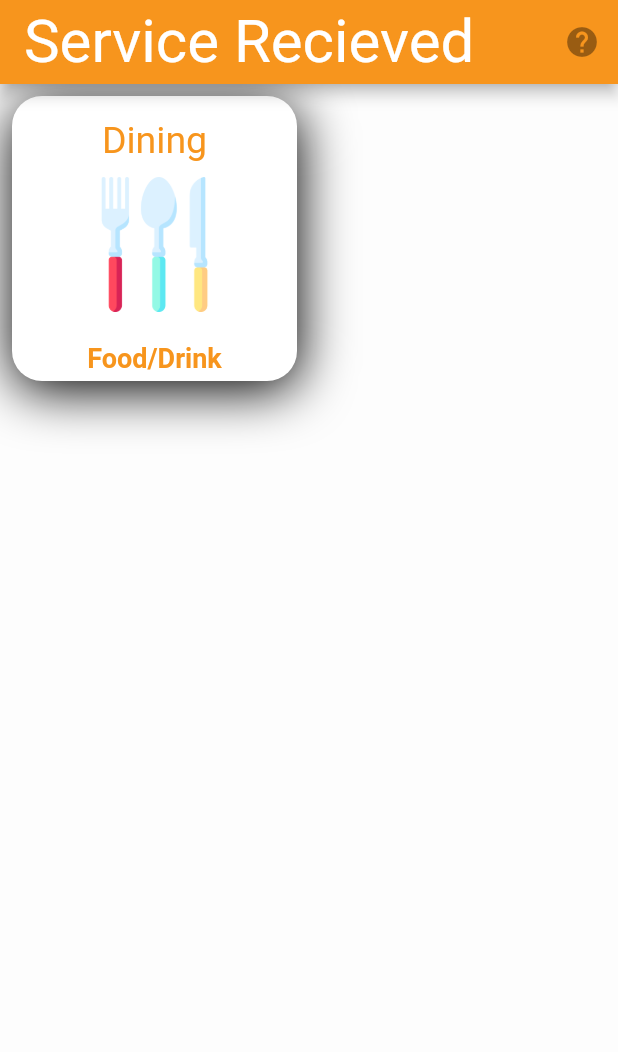
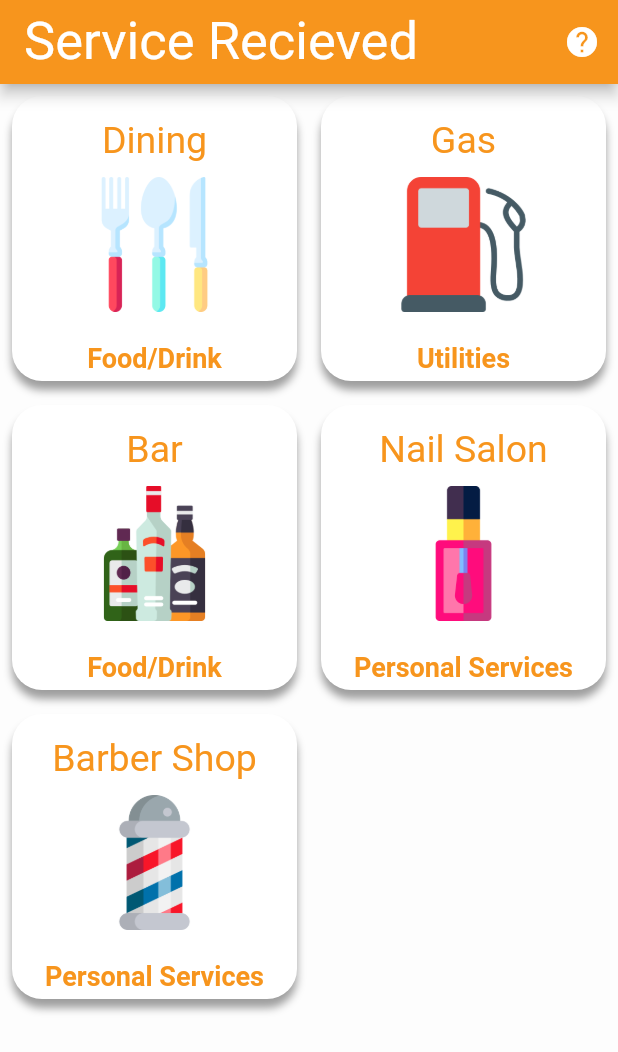
Before and after one commit to GrantComm/ToTip, a Flutter app: the screen it shows after launch, on a phone screen of 412 x 824 dp. Shown: the top 1052 px of the screen. Run offline on Flutter 3.47's test engine with Material 2 defaults, Android fonts, the phone set to English and light mode, and no system bars.

Commit message:
finished static categories for services

```diff
--- /dev/null
+++ b/lib/classes/Transaction.dart
@@ -0,0 +1,6 @@
+class Transaction {
+  double cost;
+  String location;
+  String service;
+  Transaction(cost, location, service);
+}
--- a/lib/main.dart
+++ b/lib/main.dart
@@ -16,7 +16,7 @@ class BigTip extends StatelessWidget {
           primarySwatch: tangerine,
           accentColor: Colors.white,
           textTheme: TextTheme(
-              headline5: TextStyle(fontSize: 40, color: Colors.white),
+              headline5: TextStyle(fontSize: 35, color: Colors.white),
               headline3: TextStyle(fontSize: 45, color: tangerine),
               headline2: TextStyle(fontSize: 25, color: tangerine),
               headline1: TextStyle(
--- a/lib/screens/Home.dart
+++ b/lib/screens/Home.dart
@@ -12,7 +12,12 @@ class _HomeState extends State<Home> {
   @override
   Widget build(BuildContext context) {
     return Scaffold(
-      appBar: TopBar(title: "Service Recieved", icon: Icon(Icons.help)),
+      appBar: TopBar(
+          title: "Service Recieved",
+          icon: Icon(
+            Icons.help,
+            color: Colors.white,
+          )),
       body: Container(
         color: Colors.white60,
         child: ServiceSelector(),
--- a/lib/widgets/ServiceCard.dart
+++ b/lib/widgets/ServiceCard.dart
@@ -12,9 +12,9 @@ class ServiceCard extends StatelessWidget {
           color: Colors.white,
           boxShadow: <BoxShadow>[
             BoxShadow(
-              color: Colors.black,
-              offset: Offset(1.0, 6.0),
-              blurRadius: 30.0,
+              color: Colors.grey,
+              offset: Offset(0.0, 6.0),
+              blurRadius: 4.0,
             ),
           ],
           borderRadius: BorderRadius.all(Radius.circular(20))),
--- a/lib/widgets/ServiceSelector.dart
+++ b/lib/widgets/ServiceSelector.dart
@@ -1,5 +1,7 @@
 import 'package:flutter/material.dart';
 import 'package:big_tip_app/widgets/ServiceCard.dart';
+import 'package:big_tip_app/classes/Transaction.dart';
+import 'package:big_tip_app/screens/Calculator.dart';
 
 class ServiceSelector extends StatefulWidget {
   @override
@@ -11,19 +13,21 @@ class _ServiceSelectorState extends State<ServiceSelector> {
   Widget build(BuildContext context) {
     var sections = [
       ['Dining', 'images/cutlery.png', 'Food/Drink'],
-      //['Our Mission', Icons.public],
-      //['Our Vision', Icons.lightbulb_outline],
+      ['Gas', 'images/gas.png', 'Utilities'],
+      ['Bar', 'images/liquor.png', 'Food/Drink'],
+      ['Nail Salon', 'images/nail.png', 'Personal Services'],
+      ['Barber Shop', 'images/barber.png', 'Personal Services'],
       //['The Team', Icons.people],
     ];
     return Container(
       child: GridView.count(
         crossAxisCount: 2,
-        children: List.generate(1, (index) {
+        children: List.generate(5, (index) {
           return Padding(
             padding: const EdgeInsets.all(8.0),
             child: GestureDetector(
                 onTap: () {
-                  print("Navigate to Next Section");
+                  navigate(context, sections[index][0]);
                 },
                 child: ServiceCard(
                     title: sections[index][0],
@@ -34,4 +38,11 @@ class _ServiceSelectorState extends State<ServiceSelector> {
       ),
     );
   }
+
+  navigate(BuildContext context, String service) {
+    Navigator.of(context).push(MaterialPageRoute(
+        builder: (context) => Calculator(
+              service: service,
+            )));
+  }
 }
--- a/pubspec.yaml
+++ b/pubspec.yaml
@@ -47,7 +47,10 @@ flutter:
   # To add assets to your application, add an assets section, like this:
   assets:
     - images/cutlery.png
-  #   - images/a_dot_ham.jpeg
+    - images/gas.png
+    - images/liquor.png
+    - images/barber.png
+    - images/nail.png
 
   # An image asset can refer to one or more resolution-specific "variants", see
   # https://flutter.dev/assets-and-images/#resolution-aware.
```
Also changed, not shown: lib/screens/Calculator.dart (+7 -1 lines), lib/widgets/TopBar.dart (+5 -2 lines), images/barber.png (added), images/gas.png (added), images/liquor.png (added), images/nail.png (added).
